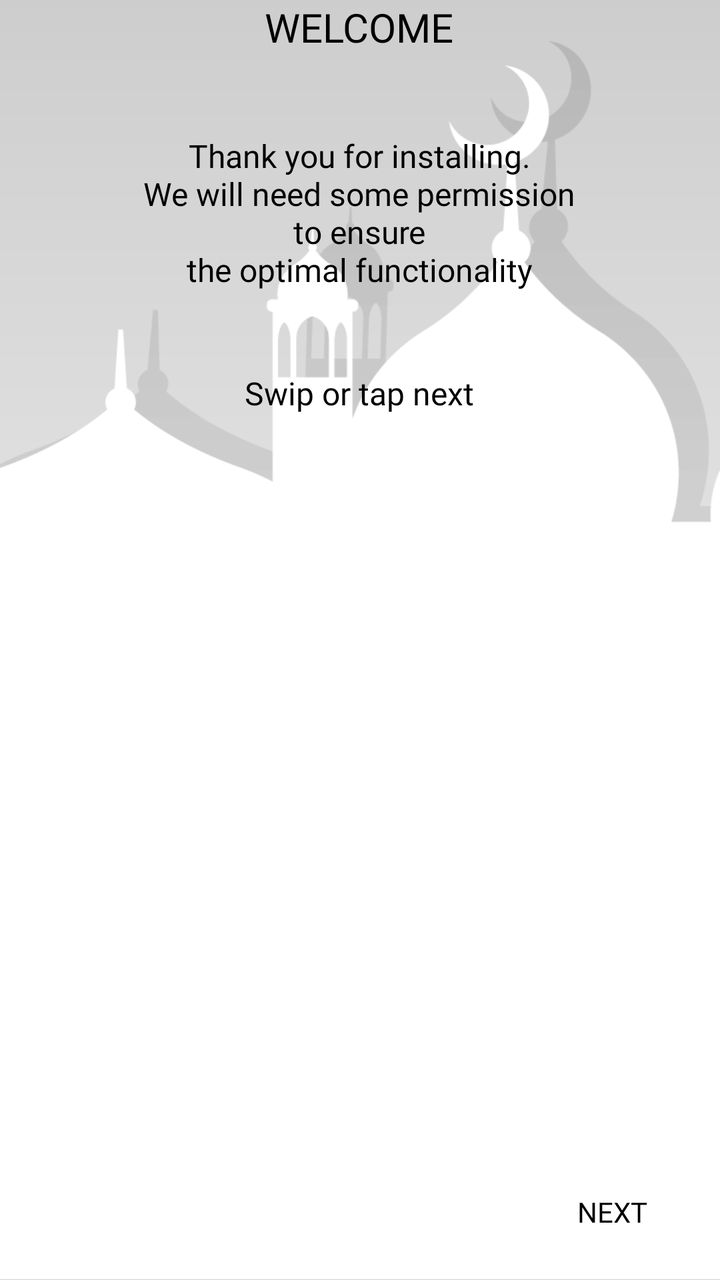
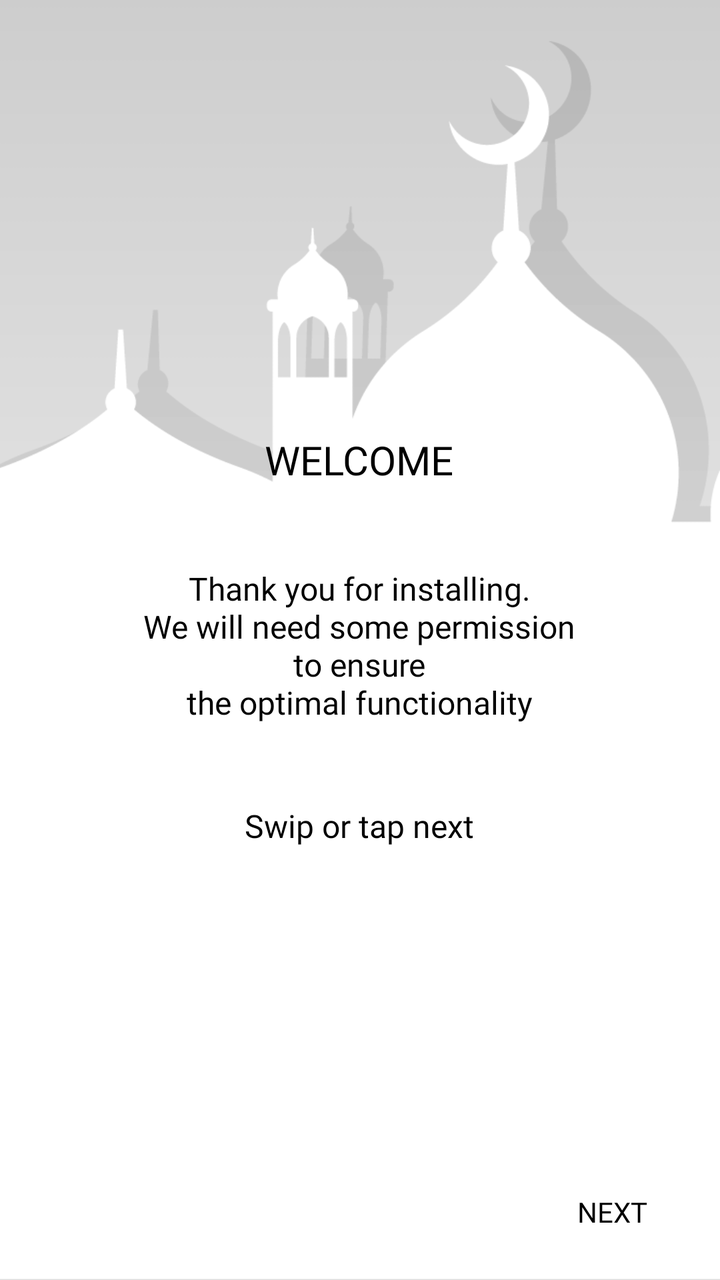

Compare the two renders of this Android layout. The source of the first and the diff that turns it into the second are given below.
<!-- AndroidManifest.xml: application theme AppTheme -->
<!-- res/layout/fragment_first_slider.xml -->
<?xml version="1.0" encoding="utf-8"?>
<RelativeLayout xmlns:android="http://schemas.android.com/apk/res/android"
    xmlns:tools="http://schemas.android.com/tools"
    android:layout_width="match_parent"
    android:layout_height="match_parent"
    android:background="@drawable/splash_bg"
    tools:context=".introSlider.FirstSlider">

    <LinearLayout
        android:layout_width="wrap_content"
        android:layout_height="wrap_content"
        android:layout_centerHorizontal="true"
        android:orientation="vertical">

        <TextView
            android:layout_width="wrap_content"
            android:layout_height="wrap_content"
            android:layout_gravity="center"
            android:layout_marginBottom="40dp"
            android:fontFamily="@font/font_nirmala"
            android:text="@string/txt_welcome_text"
            android:textAllCaps="true"
            android:textColor="@color/colorBlack"
            android:textSize="20sp" />

        <TextView
            android:layout_width="wrap_content"
            android:layout_height="wrap_content"
            android:layout_gravity="center"
            android:fontFamily="@font/font_nirmala"
            android:text="@string/txt_first_slider_text"
            android:textAlignment="center"
            android:textColor="@color/colorBlack"
            android:textSize="16sp" />

        <TextView
            android:layout_width="wrap_content"
            android:layout_height="wrap_content"
            android:layout_gravity="center"
            android:layout_marginTop="40dp"
            android:fontFamily="@font/font_nirmala"
            android:text="@string/txt_swip_slider_text"
            android:textAlignment="center"
            android:textColor="@color/colorBlack"
            android:textSize="16sp" />
    </LinearLayout>

    <Button
        android:id="@+id/btn_changePage"
        android:layout_width="wrap_content"
        android:layout_height="wrap_content"
        android:layout_alignParentEnd="true"
        android:layout_alignParentBottom="true"
        android:layout_marginEnd="10dp"
        android:layout_marginBottom="10dp"
        android:background="@android:color/transparent"
        android:fontFamily="@font/font_erasbd"
        android:text="@string/next"
        android:textColor="@color/colorBlack" />

</RelativeLayout>
<!-- resources referenced by this layout -->
<resources>
  <color name="colorBlack">#000000</color>
  <!-- drawable splash_bg: png bitmap (drawable, 24291 bytes) -->
  <string name="next">Next</string>
  <string name="txt_first_slider_text">Thank you for installing.\nWe will need some permission\nto ensure\nthe optimal functionality</string>
  <string name="txt_swip_slider_text">Swip or tap next</string>
  <string name="txt_welcome_text">Welcome</string>
  <style name="AppTheme" parent="Theme.AppCompat.Light.NoActionBar">
          
          <item name="colorPrimary">@color/colorPrimary</item>
          <item name="colorPrimaryDark">@color/colorPrimaryDark</item>
          <item name="colorAccent">@color/colorAccent</item>
      </style>
  <color name="colorPrimary">#008577</color>
  <color name="colorPrimaryDark">#00574B</color>
  <color name="colorAccent">#008577</color>
</resources>

<!-- the commit's change to res/layout/fragment_first_slider.xml (unified diff, before → after) -->
@@ -7,6 +7,7 @@
     tools:context=".introSlider.FirstSlider">
 
     <LinearLayout
+       android:layout_centerInParent="true"
         android:layout_width="wrap_content"
         android:layout_height="wrap_content"
         android:layout_centerHorizontal="true"
